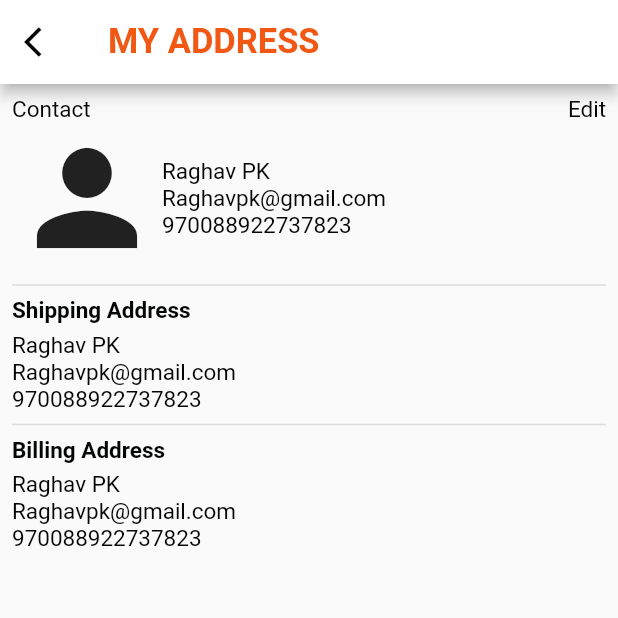
After one commit to shijinkv98/zaincart_app, a Flutter app: the MyAddressScreen screen opened directly, on a phone screen of 412 x 824 dp, the top half of it. The commit adds this screen. Run offline on Flutter 3.47's test engine with Material 2 defaults, Android fonts, the phone set to English and light mode, and no system bars; our stand-ins replace carousel_pro, connectivity, dio, flutter_rating_bar, fluttertoast, image_picker and 2 more; accounts and stored records are empty; Roboto replaces fonts that are missing (Segoe); statements that could not run were skipped.

Commit message:
address screen

```diff
--- /dev/null
+++ b/lib/screen/my_address_screen.dart
@@ -0,0 +1,120 @@
+import 'package:flutter/material.dart';
+import 'package:zaincart_app/utils/constants.dart';
+import 'package:zaincart_app/widgets/zc_text.dart';
+
+class MyAddressScreen extends StatefulWidget {
+  @override
+  State<StatefulWidget> createState() {
+    return _MyAddressScreenState();
+  }
+}
+
+class _MyAddressScreenState extends State<MyAddressScreen> {
+  @override
+  Widget build(BuildContext context) {
+    return Scaffold(
+      appBar: AppBar(
+        title: ZCText(
+          text: "MY ADDRESS",
+          fontSize: 23.0,
+          color: Constants.zc_orange_dark,
+          semiBold: true,
+        ),
+        backgroundColor: Colors.white,
+        leading: Builder(
+            builder: (BuildContext context) => Padding(
+                  padding: EdgeInsets.only(left: 0.0),
+                  child: IconButton(
+                    icon: Icon(
+                      Icons.arrow_back_ios,
+                      color: Constants.zc_font_black,
+                    ),
+                    onPressed: () {
+                      Navigator.of(context).pop();
+                    },
+                  ),
+                )),
+      ),
+      body: Padding(
+        padding: const EdgeInsets.all(8.0),
+        child: ListView(
+          children: [
+            Row(
+              mainAxisAlignment: MainAxisAlignment.spaceBetween,
+              children: [
+                ZCText(
+                  text: "Contact",
+                ),
+                ZCText(
+                  text: "Edit",
+                )
+              ],
+            ),
+            Row(
+              children: [
+                Icon(
+                  Icons.person,
+                  size: 100.0,
+                ),
+                Column(
+                  crossAxisAlignment: CrossAxisAlignment.start,
+                  children: [
+                    ZCText(
+                      text: "Raghav PK",
+                    ),
+                    ZCText(
+                      text: "Raghavpk@gmail.com",
+                    ),
+                    ZCText(
+                      text: "970088922737823",
+                    ),
+                  ],
+                )
+              ],
+            ),
+            Divider(thickness: 1.0,),
+            Column(
+              crossAxisAlignment: CrossAxisAlignment.start,
+              children: [
+                ZCText(
+                      text: "Shipping Address",
+                      semiBold: true,
+                    ),
+                    SizedBox(height: 5.0,),
+                ZCText(
+                      text: "Raghav PK",
+                    ),
+                    ZCText(
+                      text: "Raghavpk@gmail.com",
+                    ),
+                    ZCText(
+                      text: "970088922737823",
+                    ),
+              ],
+            ),
+            Divider(thickness: 1.0,),
+            Column(
+              crossAxisAlignment: CrossAxisAlignment.start,
+              children: [
+                ZCText(
+                      text: "Billing Address",
+                      semiBold: true,
+                    ),
+                    SizedBox(height: 5.0,),
+                ZCText(
+                      text: "Raghav PK",
+                    ),
+                    ZCText(
+                      text: "Raghavpk@gmail.com",
+                    ),
+                    ZCText(
+                      text: "970088922737823",
+                    ),
+              ],
+            )
+          ],
+        ),
+      ),
+    );
+  }
+}
--- a/lib/widgets/zc_account.dart
+++ b/lib/widgets/zc_account.dart
@@ -1,6 +1,8 @@
 import 'package:flutter/material.dart';
 import 'package:zaincart_app/screen/login_screen.dart';
+import 'package:zaincart_app/screen/my_address_screen.dart';
 import 'package:zaincart_app/screen/register_screen.dart';
+import 'package:zaincart_app/screen/wishlist_screen.dart';
 import 'package:zaincart_app/utils/constants.dart';
 import 'package:zaincart_app/widgets/zc_text.dart';
 
@@ -90,6 +92,11 @@ class ZCAccount extends StatelessWidget {
                 Padding(
                   padding:
                       const EdgeInsets.only(left: 10.0, top: 5.0, bottom: 5.0),
+                  child: InkWell(
+                    onTap: () {
+                      Navigator.of(context).pushReplacement(MaterialPageRoute(
+                          builder: (BuildContext context) => WishlistScreen()));
+                    },
                     child: Row(
                       children: [
                         Icon(
@@ -104,6 +111,7 @@ class ZCAccount extends StatelessWidget {
                           color: Constants.zc_font_grey,
                         ),
                       ],
+                    ),
                   ),
                 ),
                 Divider(
@@ -205,6 +213,10 @@ class ZCAccount extends StatelessWidget {
                 Padding(
                   padding:
                       const EdgeInsets.only(left: 10.0, top: 5.0, bottom: 5.0),
+                  child: InkWell(onTap: () {
+                    Navigator.of(context).pushReplacement(MaterialPageRoute(
+                          builder: (BuildContext context) => MyAddressScreen()));
+                  },
                                       child: Row(
                       children: [
                         Icon(
@@ -221,6 +233,7 @@ class ZCAccount extends StatelessWidget {
                       ],
                     ),
                   ),
+                ),
                 Divider(
                   thickness: 0.5,
                   color: Constants.zc_font_light_grey,
```
Lines whose indentation alone changed are shown as unchanged.
